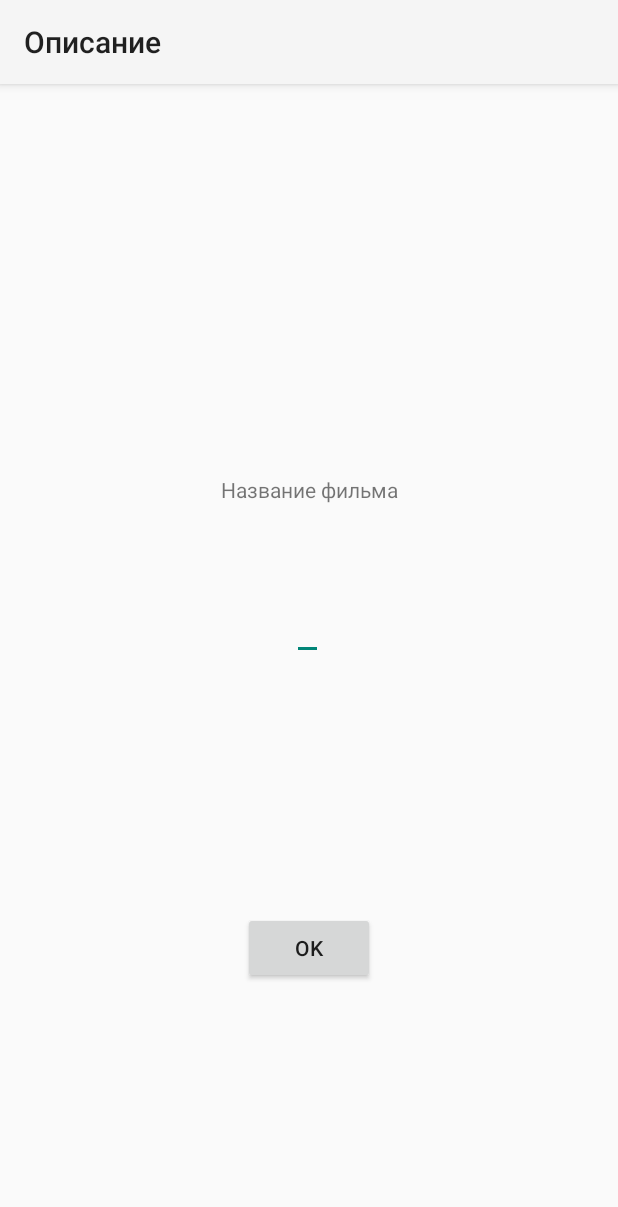
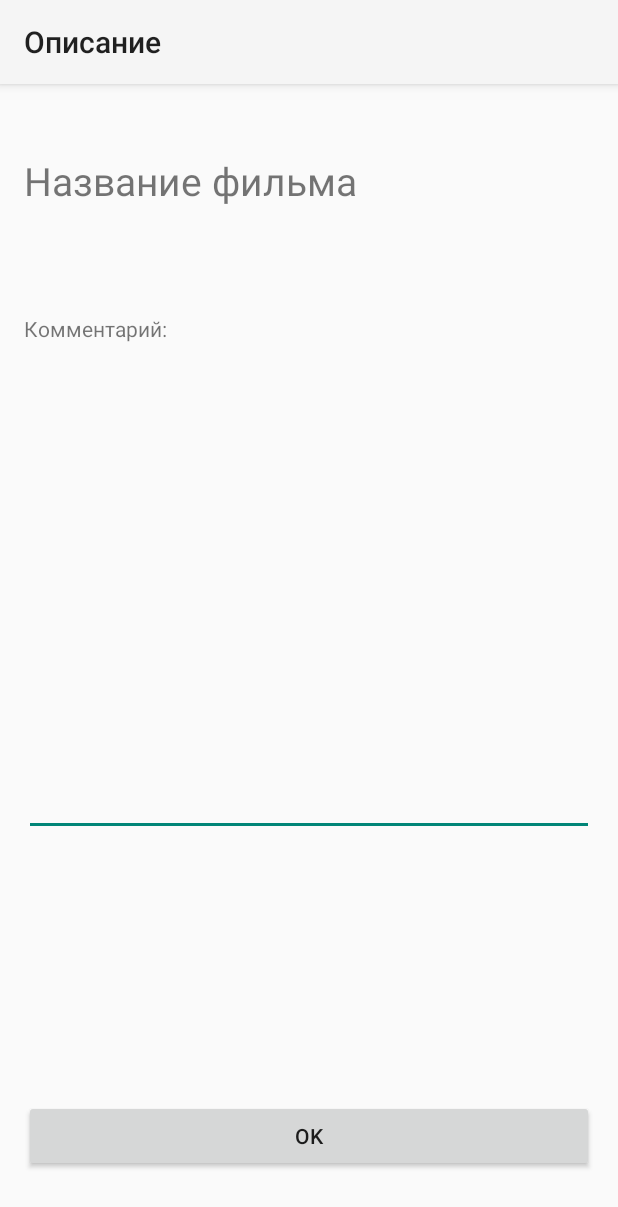
Before and after one commit to iskino/PickMovie, an Android app: the screen it shows after launch (MovieDetailsActivity), after a tap on an icon or button, on a phone screen of 412 x 824 dp. Shown: the top 1207 px of the screen. Run offline under Robolectric (Android 15) with nearby library versions, the phone set to English and light mode, and no system bars.

Commit message:
hw-01 Добавлен контейнер-список для хранения информации о фильмах

```diff
--- /dev/null
+++ b/app/src/main/java/com/otus/homework/pickmovie/MovieDetails.kt
@@ -0,0 +1,6 @@
+package com.otus.homework.pickmovie
+
+data class MovieDetails (
+    val name : String,
+    var description : String? = null,
+    var isFavourite : Boolean = false)
--- a/app/src/main/java/com/otus/homework/pickmovie/MovieDetailsActivity.kt
+++ b/app/src/main/java/com/otus/homework/pickmovie/MovieDetailsActivity.kt
@@ -1,15 +1,25 @@
 package com.otus.homework.pickmovie
 
+import android.content.Intent
 import androidx.appcompat.app.AppCompatActivity
 import android.os.Bundle
 import android.widget.Button
+import android.widget.TextView
 
 class MovieDetailsActivity : AppCompatActivity() {
+    companion object {
+        const val HAS_COMMENT = "false"
+    }
+
     override fun onCreate(savedInstanceState: Bundle?) {
         super.onCreate(savedInstanceState)
         setContentView(R.layout.activity_movie_details)
 
         findViewById<Button>(R.id.buttonOk).setOnClickListener {
+            val comment = findViewById<TextView>(R.id.commentView)
+            val hasText = if(comment.length() > 0) "true" else "false"
+
+            setResult(RESULT_OK, Intent().putExtra(HAS_COMMENT, hasText))
             finish()
         }
     }
--- a/app/src/main/java/com/otus/homework/pickmovie/MoviesListActivity.kt
+++ b/app/src/main/java/com/otus/homework/pickmovie/MoviesListActivity.kt
@@ -1,31 +1,36 @@
 package com.otus.homework.pickmovie
 
-import android.annotation.SuppressLint
+import android.app.Activity
 import android.content.Intent
 import androidx.appcompat.app.AppCompatActivity
 import android.os.Bundle
-import android.util.ArraySet
 import android.util.Log
 import android.widget.ImageView
 import android.widget.TextView
+import androidx.activity.result.contract.ActivityResultContracts
 
 private const val TAG = "PickMovie"
 
-data class MovieDetails(
-    val name : String,
-    var description : String? = null,
-    var isFavourite : Boolean = false)
+class MoviesListActivity : AppCompatActivity() {
+    private var movies: MutableList<MovieDetails> = mutableListOf()
+    private var hasComment : Boolean = false
 
-class MoviesListActivity : AppCompatActivity() {
-    private lateinit var movies: ArraySet<MovieDetails>
-
-    @SuppressLint("ResourceAsColor")
     override fun onCreate(savedInstanceState: Bundle?) {
         super.onCreate(savedInstanceState)
         setContentView(R.layout.activity_movies_list)
 
+        setDetailsClickListeners()
+        setCommentClickListeners()
+        setFavouriteClickListeners()
+
+        moviesInit()
+
+        Log.d(TAG, "onCreate")
+    }
+
+    private fun setDetailsClickListeners() {
         findViewById<TextView>(R.id.thorDetailsView).setOnClickListener {
-            startActivity(Intent(this, MovieDetailsActivity::class.java))
+            launcher.launch(Intent(this, MovieDetailsActivity::class.java))
         }
         findViewById<TextView>(R.id.youngmanDetailsView).setOnClickListener {
             startActivity(Intent(this, MovieDetailsActivity::class.java))
@@ -39,35 +44,61 @@ class MoviesListActivity : AppCompatActivity() {
         findViewById<TextView>(R.id.pawsOfFuryDetailsView).setOnClickListener {
             startActivity(Intent(this, MovieDetailsActivity::class.java))
         }
+    }
 
+    private fun setCommentClickListeners() {
         findViewById<TextView>(R.id.thorCommentView).setOnClickListener {
-            startActivity(Intent(this, MovieDetailsActivity::class.java))
-            val textView = findViewById<TextView>(R.id.thorCommentView)
-            textView.setTextColor(R.color.purple_700)
+            launcher.launch(Intent(this, MovieDetailsActivity::class.java))
         }
+    }
 
+    private fun setFavouriteClickListeners() {
         findViewById<ImageView>(R.id.thorFavourite).setOnClickListener {
             val favouriteStar = findViewById<ImageView>(R.id.thorFavourite)
-            favouriteStar.setImageResource(R.drawable.checked_favourite_icon)
+
+            if(movies[0].isFavourite) {
+                favouriteStar.setImageResource(R.drawable.not_checked_favourite_icon)
+                movies[0].isFavourite = false
+            }
+            else {
+                favouriteStar.setImageResource(R.drawable.checked_favourite_icon)
+                movies[0].isFavourite = true
+            }
         }
+    }
 
+    private fun setSharedClickListeners() {
         findViewById<ImageView>(R.id.thorShare).setOnClickListener {
             startActivity(Intent(this, ShareToFriendActivity::class.java))
         }
-
-        Log.d(TAG, "onCreate")
     }
 
-    /*override fun onStart() {
-        super.onStart()
-        moviesInit()
-    }*/
+    private fun moviesInit() {
+        movies.add(0,MovieDetails("thor", null, true))
+        movies.add(0,MovieDetails("youngman", null, false))
+        movies.add(0,MovieDetails("minions", null, false))
+        movies.add(0,MovieDetails("doctor", null, false))
+        movies.add(0,MovieDetails("pawsOfFury", null, false))
+    }
 
-    private fun moviesInit() {
-        movies.add(MovieDetails("thor"))
-        movies.add(MovieDetails("youngman"))
-        movies.add(MovieDetails("minions"))
-        movies.add(MovieDetails("doctor"))
-        movies.add(MovieDetails("pawsOfFury"))
+    private val launcher = registerForActivityResult(ActivityResultContracts.StartActivityForResult()) {
+        result -> result ?: return@registerForActivityResult
+
+        if(result.resultCode == Activity.RESULT_OK) {
+            result.data?.extras?.let {
+                extras ->
+                hasComment = extras.getString(MovieDetailsActivity.HAS_COMMENT).toBoolean()
+            }
+        }
+
+        val textView = findViewById<TextView>(R.id.thorCommentView)
+        if(hasComment) {
+            textView.setClickable(true)
+            textView.setText("Есть комментарий")
+        }
+        else {
+            textView.setClickable(false)
+            textView.setText("Нет комментариев")
+        }
     }
 }
--- a/app/src/main/res/layout/activity_movie_details.xml
+++ b/app/src/main/res/layout/activity_movie_details.xml
@@ -5,39 +5,61 @@
     xmlns:tools="http://schemas.android.com/tools"
     android:layout_width="match_parent"
     android:layout_height="match_parent"
+    android:padding="16dp"
     tools:context=".MovieDetailsActivity">
 
     <TextView
         android:id="@+id/movieDescription"
-        android:layout_width="wrap_content"
+        android:layout_width="match_parent"
         android:layout_height="wrap_content"
+        android:layout_marginTop="16dp"
+        android:lines="3"
         android:text="@string/movie_name"
+        android:textSize="26dp"
         app:layout_constraintBottom_toBottomOf="parent"
         app:layout_constraintEnd_toEndOf="parent"
         app:layout_constraintStart_toStartOf="parent"
         app:layout_constraintTop_toTopOf="parent"
-        app:layout_constraintVertical_bias="0.348" />
+        app:layout_constraintVertical_bias="0.024" />
+
+    <TextView
+        android:id="@+id/commentStaticText"
+        android:layout_width="wrap_content"
+        android:layout_height="wrap_content"
+        android:text="Комментарий:"
+        android:textSize="14dp"
+        app:layout_constraintBottom_toBottomOf="parent"
+        app:layout_constraintEnd_toEndOf="parent"
+        app:layout_constraintHorizontal_bias="0.0"
+        app:layout_constraintStart_toStartOf="parent"
+        app:layout_constraintTop_toBottomOf="@+id/movieDescription"
+        app:layout_constraintVertical_bias="0.017" />
 
     <EditText
         android:id="@+id/commentView"
-        android:layout_width="wrap_content"
+        android:layout_width="match_parent"
         android:layout_height="wrap_content"
+        android:lines="14"
         android:text=""
+        android:textSize="18dp"
+        app:layout_constraintBottom_toBottomOf="parent"
+        app:layout_constraintEnd_toEndOf="parent"
+        app:layout_constraintStart_toStartOf="parent"
+        app:layout_constraintTop_toBottomOf="@+id/commentStaticText"
+        app:layout_constraintVertical_bias="0.024" />
+
+    <Button
+        android:id="@+id/buttonOk"
+        android:layout_width="match_parent"
+        android:layout_height="wrap_content"
+        android:text="@string/button_ok"
         app:layout_constraintBottom_toBottomOf="parent"
         app:layout_constraintEnd_toEndOf="parent"
         app:layout_constraintHorizontal_bias="0.498"
         app:layout_constraintStart_toStartOf="parent"
-        app:layout_constraintTop_toBottomOf="@+id/movieDescription"
-        app:layout_constraintVertical_bias="0.132" />
+        app:layout_constraintTop_toBottomOf="@+id/commentView"
+        app:layout_constraintVertical_bias="0.87" />
 
-    <Button
-        android:id="@+id/buttonOk"
-        android:layout_width="wrap_content"
-        android:layout_height="wrap_content"
-        android:text="@string/button_ok"
-        app:layout_constraintBottom_toBottomOf="parent"
-        app:layout_constraintEnd_toEndOf="parent"
-        app:layout_constraintStart_toStartOf="parent"
-        app:layout_constraintTop_toBottomOf="@+id/commentView" />
+
 
 </androidx.constraintlayout.widget.ConstraintLayout>
--- a/app/src/main/res/values/colors.xml
+++ b/app/src/main/res/values/colors.xml
@@ -7,5 +7,6 @@
     <color name="teal_700">#FF018786</color>
     <color name="black">#FF000000</color>
     <color name="white">#FFFFFFFF</color>
-    <color name="light_grey">#FFE8E6E6</color>
+    <color name="grey">#949191</color>
+    <color name="red">#FF002B</color>
 </resources>
```
Also changed, not shown: app/src/main/res/layout/activity_movies_list.xml (+4 -3 lines).
